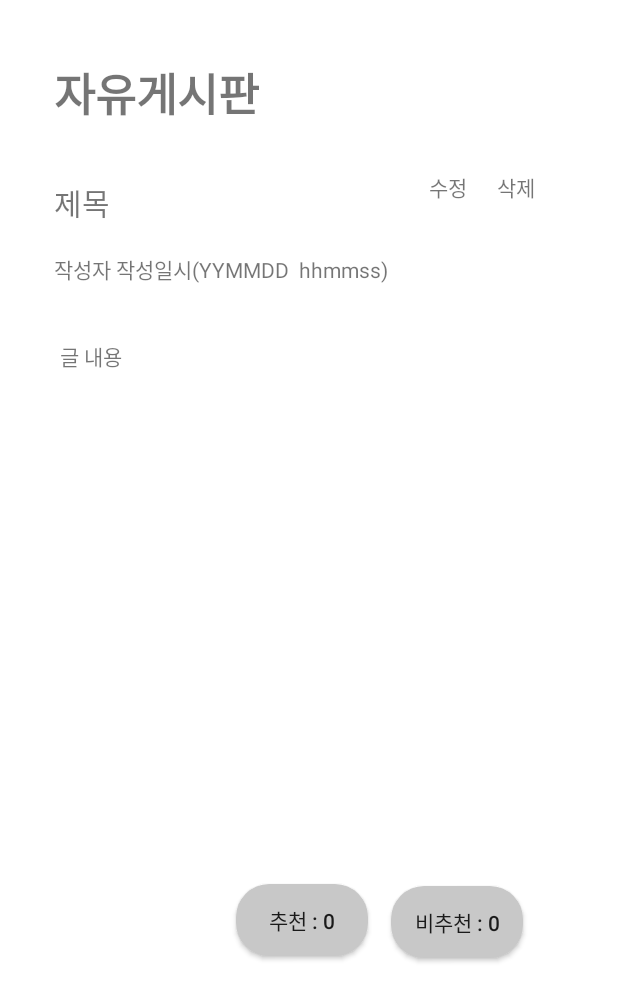
After one commit to whatasame/boardcar, an Android app: the OpenUI screen opened directly, with no data from a screen before it, on a phone screen of 412 x 824 dp. The commit adds this screen. Shown: the top 1001 px of the screen. Run offline under Robolectric (Android 15) with nearby library versions, the phone set to English and light mode, and no system bars; 2 statements that could not run were skipped.

Commit message:
게시판리스트 제외, 댓글 기능 제외 , 주변근처장소 제외 완성

```diff
--- /dev/null
+++ b/app/src/main/java/com/example/boardcar/OpenUI.java
@@ -0,0 +1,91 @@
+package com.example.boardcar;
+
+import androidx.appcompat.app.AlertDialog;
+import androidx.appcompat.app.AppCompatActivity;
+import androidx.recyclerview.widget.RecyclerView;
+
+import android.content.DialogInterface;
+import android.content.Intent;
+import android.os.Bundle;
+import android.view.View;
+import android.widget.Button;
+import android.widget.EditText;
+import android.widget.TextView;
+
+public class OpenUI extends AppCompatActivity {
+    TextView openBoardName,openEdit,openDelete,openTitle,openBody;
+    Button openReCommendBtn,openDeprecatedBtn,commentEditBtn;
+    String openTitleStr ,openBodyStr;
+    EditText commentEdit;
+    RecyclerView commentList;
+    Intent intent;
+
+    //삭제버튼 눌렀을시 확인 버튼 한번더 나타나게하는데 확인 버튼 누를경우 삭제해야함
+    public void AlertIDMsg(String title, String msg) { //팝업창인데 확인 누르면 전화면으로 넘어감
+        AlertDialog.Builder Alert = new AlertDialog.Builder(OpenUI.this);
+        Alert.setTitle(title);
+        Alert.setMessage(msg);
+        //확인버튼
+        Alert.setPositiveButton("확인", new DialogInterface.OnClickListener() {
+            @Override
+            public void onClick(DialogInterface dialogInterface, int i) {
+                //DB에서 해당글 삭제하는애 넣어주면됨
+                finish();
+            }
+        });
+        //취소버튼
+        Alert.setNegativeButton("취소", new DialogInterface.OnClickListener() {
+            @Override
+            public void onClick(DialogInterface dialogInterface, int i) {
+
+            }
+        });
+
+        Alert.show();
+
+    }
+
+    @Override
+    protected void onCreate(Bundle savedInstanceState) {
+        super.onCreate(savedInstanceState);
+        setContentView(R.layout.activity_open_ui);
+
+        openBoardName = findViewById(R.id.OpenBoardName);
+        openEdit = findViewById(R.id.OpenEdit);
+        openDelete=findViewById(R.id.OpenDelete);
+        openTitle=findViewById(R.id.OpenTitle);
+        openBody=findViewById(R.id.OpenBody);
+        openReCommendBtn=findViewById(R.id.OpenReCommendBtn);
+        openDeprecatedBtn=findViewById(R.id.OpenDeprecatedBtn);
+        commentEditBtn=findViewById(R.id.CommentEditBtn);
+        commentEdit=findViewById(R.id.CommentEdit);
+        commentList=findViewById(R.id.CommentList);
+
+
+        //BoardUI 에서  예시 =intent.putExtra("Tilte",변수명)에서 넘긴걸;
+        String Title=intent.getStringExtra("Title");
+        String Writer=intent.getStringExtra("Writer");
+
+        //수정하기 눌렀을시 글과 함께 화면전환
+        openEdit.setOnClickListener(new View.OnClickListener() {
+            @Override
+            public void onClick(View view) {
+                openTitleStr = openTitle.getText().toString();
+                openBodyStr = openBody.getText().toString();
+                Intent intent = new Intent(getApplicationContext(),BoardEditUI.class);
+                intent.putExtra("Title",openTitleStr);
+                intent.putExtra("Body",openBodyStr);
+                intent.putExtra("type",1);
+                startActivity(intent);
+                finish();
+            }
+        });
+        //삭제 버튼 눌렀을시
+        openDelete.setOnClickListener(new View.OnClickListener() {
+            @Override
+            public void onClick(View view) {
+                AlertIDMsg("정말 삭제하시겠습니까?" ,"해당글을 삭제하고 싶으시면 확인 버튼을 눌러주세요 ");
+            }
+        });
+    }
+}
--- /dev/null
+++ b/app/src/main/res/drawable/shape_btn.xml
@@ -0,0 +1,6 @@
+<?xml version="1.0" encoding="utf-8"?>
+<shape xmlns:android="http://schemas.android.com/apk/res/android">
+<solid android:color="#c8c8c8"/>
+<corners android:radius="22dp"/>
+<size android:height="48dp" android:width="88dp"/>
+    </shape>
--- /dev/null
+++ b/app/src/main/res/drawable/shape_btn2.xml
@@ -0,0 +1,6 @@
+<?xml version="1.0" encoding="utf-8"?>
+<shape xmlns:android="http://schemas.android.com/apk/res/android">
+    <solid android:color="#c8c8c8"/>
+<corners android:radius="28dp"/>
+<size android:height="78dp" android:width="78dp"/>
+    </shape>
--- a/app/src/main/res/layout/activity_alert_setting_ui.xml
+++ b/app/src/main/res/layout/activity_alert_setting_ui.xml
@@ -7,7 +7,7 @@
     tools:context=".AlertSettingUI">
 
     <TextView
-        android:id="@+id/textView6"
+        android:id="@+id/ContentTitle"
         android:layout_width="wrap_content"
         android:layout_height="wrap_content"
         android:layout_marginStart="36dp"
@@ -36,7 +36,7 @@
         android:text="소모품 교체 알림"
         android:textSize="20sp"
         app:layout_constraintStart_toStartOf="parent"
-        app:layout_constraintTop_toBottomOf="@+id/textView6" />
+        app:layout_constraintTop_toBottomOf="@+id/ContentTitle" />
 
     <TextView
         android:id="@+id/textView7"
--- a/app/src/main/res/layout/activity_find_idui.xml
+++ b/app/src/main/res/layout/activity_find_idui.xml
@@ -7,7 +7,7 @@
     tools:context=".FindIDUI">
 
     <TextView
-        android:id="@+id/textView3"
+        android:id="@+id/FreeBoard"
         android:layout_width="wrap_content"
         android:layout_height="wrap_content"
         android:layout_marginStart="36dp"
@@ -31,7 +31,7 @@
         android:textSize="20sp"
         app:layout_constraintEnd_toEndOf="parent"
         app:layout_constraintStart_toStartOf="parent"
-        app:layout_constraintTop_toBottomOf="@+id/textView3" />
+        app:layout_constraintTop_toBottomOf="@+id/FreeBoard" />
 
     <Button
         android:id="@+id/FindIdBtn"
--- a/app/src/main/res/layout/activity_find_pwui.xml
+++ b/app/src/main/res/layout/activity_find_pwui.xml
@@ -7,7 +7,7 @@
     tools:context=".FindPWUI">
 
     <TextView
-        android:id="@+id/textView4"
+        android:id="@+id/HoneyTipBoard"
         android:layout_width="wrap_content"
         android:layout_height="wrap_content"
         android:layout_marginStart="36dp"
@@ -29,7 +29,7 @@
         android:inputType="textPersonName"
         android:textSize="20sp"
         app:layout_constraintStart_toStartOf="parent"
-        app:layout_constraintTop_toBottomOf="@+id/textView4" />
+        app:layout_constraintTop_toBottomOf="@+id/HoneyTipBoard" />
 
     <EditText
         android:id="@+id/FindPwEmail"
--- /dev/null
+++ b/app/src/main/res/layout/activity_open_ui.xml
@@ -0,0 +1,133 @@
+<?xml version="1.0" encoding="utf-8"?>
+<androidx.constraintlayout.widget.ConstraintLayout xmlns:android="http://schemas.android.com/apk/res/android"
+    xmlns:app="http://schemas.android.com/apk/res-auto"
+    xmlns:tools="http://schemas.android.com/tools"
+    android:layout_width="match_parent"
+    android:layout_height="match_parent"
+    tools:context=".OpenUI">
+
+    <TextView
+        android:id="@+id/OpenBoardName"
+        android:layout_width="wrap_content"
+        android:layout_height="wrap_content"
+        android:layout_marginStart="36dp"
+        android:layout_marginTop="39dp"
+        android:text="자유게시판"
+        android:textSize="30sp"
+        android:textStyle="bold"
+        app:layout_constraintStart_toStartOf="parent"
+        app:layout_constraintTop_toTopOf="parent" />
+
+    <TextView
+        android:id="@+id/textView5"
+        android:layout_width="wrap_content"
+        android:layout_height="wrap_content"
+        android:layout_marginStart="36dp"
+        android:layout_marginTop="35dp"
+        android:text="제목"
+        android:textSize="20sp"
+        app:layout_constraintStart_toStartOf="parent"
+        app:layout_constraintTop_toBottomOf="@+id/OpenBoardName" />
+
+    <TextView
+        android:id="@+id/OpenEdit"
+        android:layout_width="wrap_content"
+        android:layout_height="wrap_content"
+        android:layout_marginTop="114dp"
+        android:layout_marginEnd="20dp"
+        android:text="수정"
+        app:layout_constraintEnd_toStartOf="@+id/OpenDelete"
+        app:layout_constraintTop_toTopOf="parent" />
+
+    <TextView
+        android:id="@+id/OpenDelete"
+        android:layout_width="wrap_content"
+        android:layout_height="wrap_content"
+        android:layout_marginTop="114dp"
+        android:layout_marginEnd="55dp"
+        android:text="삭제"
+        app:layout_constraintEnd_toEndOf="parent"
+        app:layout_constraintTop_toTopOf="parent" />
+
+    <TextView
+        android:id="@+id/OpenTitle"
+        android:layout_width="320dp"
+        android:layout_height="wrap_content"
+        android:layout_marginStart="36dp"
+        android:layout_marginTop="19dp"
+        android:ems="10"
+        android:text="작성자 작성일시(YYMMDD  hhmmss)"
+        android:inputType="textPersonName"
+        android:minHeight="48dp"
+        app:layout_constraintStart_toStartOf="parent"
+        app:layout_constraintTop_toBottomOf="@+id/textView5" />
+
+    <TextView
+        android:id="@+id/OpenBody"
+        android:layout_width="320dp"
+        android:layout_height="350dp"
+        android:layout_marginStart="40dp"
+        android:layout_marginTop="10dp"
+        android:ems="10"
+        android:gravity="top"
+        android:inputType="textPersonName"
+        android:text="글 내용"
+        app:layout_constraintStart_toStartOf="parent"
+        app:layout_constraintTop_toBottomOf="@+id/OpenTitle" />
+
+    <androidx.recyclerview.widget.RecyclerView
+        android:id="@+id/CommentList"
+        android:layout_width="320dp"
+        android:layout_height="170dp"
+        android:layout_marginStart="36dp"
+        android:layout_marginTop="13dp"
+        app:layout_constraintStart_toStartOf="parent"
+        app:layout_constraintTop_toBottomOf="@+id/OpenReCommendBtn" />
+
+    <EditText
+        android:id="@+id/CommentEdit"
+        android:layout_width="250dp"
+        android:layout_height="wrap_content"
+        android:layout_marginStart="39dp"
+        android:layout_marginTop="6dp"
+        android:ems="10"
+        android:text="댓글 내용"
+        android:inputType="textPersonName"
+        android:minHeight="48dp"
+        app:layout_constraintStart_toStartOf="parent"
+        app:layout_constraintTop_toBottomOf="@+id/CommentList" />
+
+    <androidx.appcompat.widget.AppCompatButton
+        android:id="@+id/CommentEditBtn"
+        android:layout_width="wrap_content"
+        android:layout_height="48dp"
+        android:layout_marginStart="12dp"
+        android:layout_marginTop="8dp"
+        android:background="@drawable/shape_btn"
+        android:text="등록하기"
+        app:layout_constraintStart_toEndOf="@+id/CommentEdit"
+        app:layout_constraintTop_toBottomOf="@+id/CommentList" />
+
+    <androidx.appcompat.widget.AppCompatButton
+        android:id="@+id/OpenReCommendBtn"
+        android:layout_width="wrap_content"
+        android:layout_height="wrap_content"
+        android:layout_marginStart="157dp"
+        android:layout_marginTop="12dp"
+        android:background="@drawable/shape_btn"
+        android:text="추천 : 0"
+        app:layout_constraintStart_toStartOf="parent"
+        app:layout_constraintTop_toBottomOf="@+id/OpenBody" />
+
+    <androidx.appcompat.widget.AppCompatButton
+        android:id="@+id/OpenDeprecatedBtn"
+        android:layout_width="wrap_content"
+        android:layout_height="wrap_content"
+        android:layout_marginStart="15dp"
+        android:layout_marginTop="13dp"
+        android:background="@drawable/shape_btn"
+        android:text="비추천 : 0"
+        app:layout_constraintStart_toEndOf="@+id/OpenReCommendBtn"
+        app:layout_constraintTop_toBottomOf="@+id/OpenBody" />
+
+</androidx.constraintlayout.widget.ConstraintLayout>
--- a/app/src/main/res/layout/activity_register_ui.xml
+++ b/app/src/main/res/layout/activity_register_ui.xml
@@ -7,7 +7,7 @@
     tools:context=".RegisterUI">
 
     <TextView
-        android:id="@+id/textView5"
+        android:id="@+id/CarBoard"
         android:layout_width="wrap_content"
         android:layout_height="wrap_content"
         android:layout_marginStart="36dp"
@@ -29,7 +29,7 @@
         android:inputType="textPersonName"
         android:textSize="20sp"
         app:layout_constraintStart_toStartOf="parent"
-        app:layout_constraintTop_toBottomOf="@+id/textView5" />
+        app:layout_constraintTop_toBottomOf="@+id/CarBoard" />
 
     <EditText
         android:id="@+id/RegInputPw"
--- a/app/src/main/res/layout/custom_dialog.xml
+++ b/app/src/main/res/layout/custom_dialog.xml
@@ -16,6 +16,7 @@
 
     <EditText
         android:id="@+id/mesgase"
+        android:inputType="number"
         android:layout_gravity="center"
         android:layout_width="350dp"
         android:layout_height="60dp"
```
Also changed, not shown: app/src/main/AndroidManifest.xml (+7 -0 lines), app/src/main/java/com/example/boardcar/BoardEditUI.java (added, +81 -0 lines), app/src/main/java/com/example/boardcar/BoardUI.java (+40 -3 lines), app/src/main/java/com/example/boardcar/RecyclerViewBoardAdapter.java (added, +100 -0 lines), app/src/main/java/com/example/boardcar/RecyclerViewBoardDataModel.java (added, +29 -0 lines), app/src/main/res/layout/activity_board_edit_ui.xml (added, +58 -0 lines), app/src/main/res/layout/boardrecyler.xml (added, +80 -0 lines), app/src/main/res/layout/fragment_board.xml (+78 -3 lines), app/src/main/res/drawable/pen.png (added), 1 other file.
